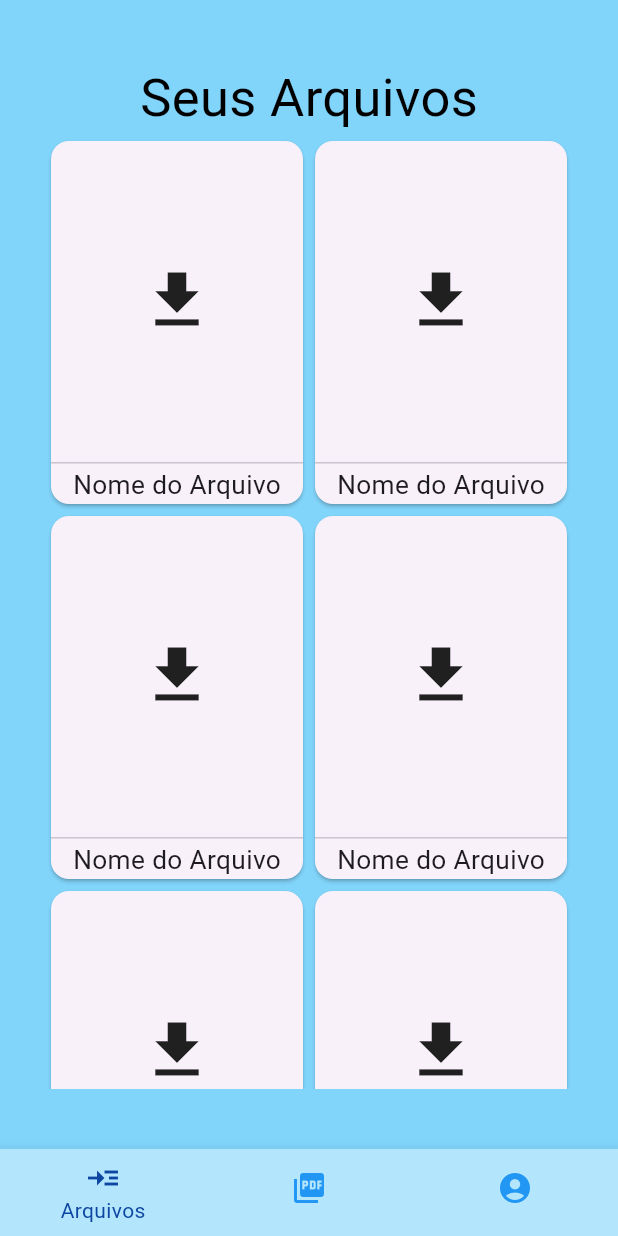
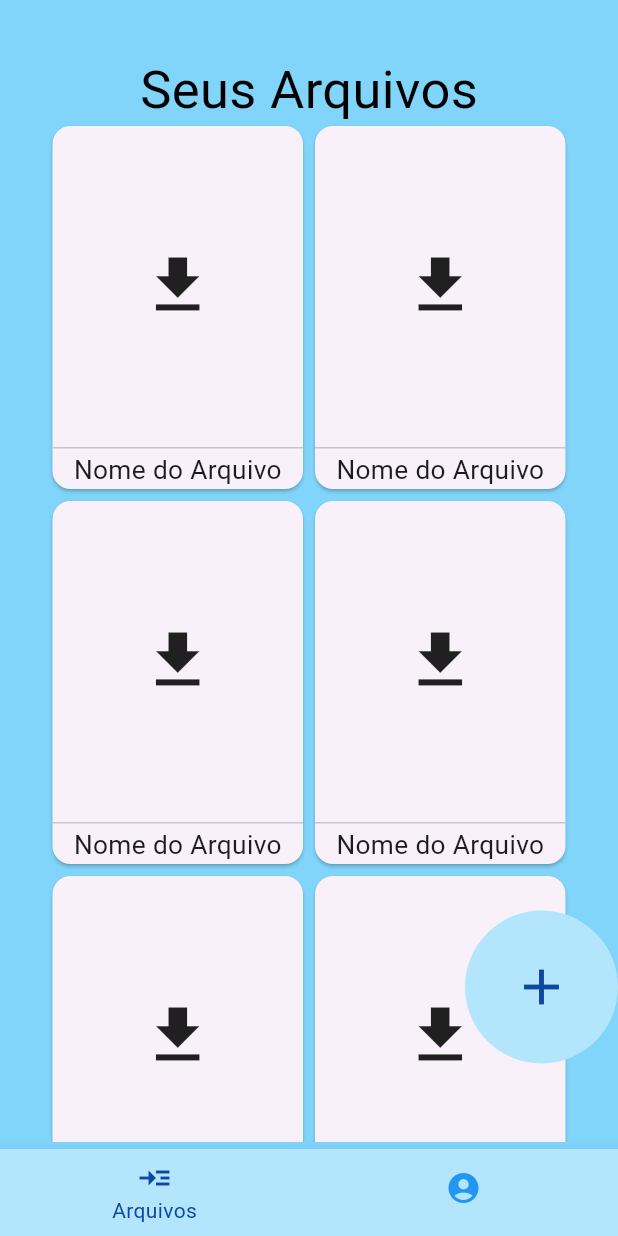
Before and after one commit to ManoelEnrico/App-leitura-de-PDF, a Flutter app: the screen it shows after launch, on a phone screen of 412 x 824 dp. Run offline on Flutter 3.47's test engine with Material 3 defaults, Android fonts, the phone set to English and light mode, and no system bars.

Commit message:
dia 31 julho 2025

```diff
--- a/lib/Screens/tela_leitura.dart
+++ b/lib/Screens/tela_leitura.dart
@@ -12,11 +12,15 @@ class TelaLeitura extends StatelessWidget {
 
     return Scaffold(
       backgroundColor: Colors.lightBlue[200],
-      body: Container(
-        margin: EdgeInsets.symmetric(horizontal: 30, vertical: 40),
-        child: Column(
+      body: //Container(
+//        padding: EdgeInsets.only(left: 30, right: 30, top: 37, bottom: 20),
+          // child:
+          Stack(
         children: [
-            Center(
+          Positioned.fill(
+            top: 35,
+            child: Align(
+              alignment: Alignment.topCenter,
               child: Text(
                 "Seus Arquivos",
                 style: TextStyle(
@@ -25,19 +29,37 @@ class TelaLeitura extends StatelessWidget {
                 ),
               ),
             ),
-            Expanded(child: criarTela()),
+          ),
+          Positioned(
+            top: 80,
+            bottom: 5,
+            left: 1,
+            right: 1,
+            child: criarTela(),
+          ),
+          Positioned.fill(
+            bottom: 10,
+            top: 560,
+            left: 310,
+            child: criarButtom(),
+          ),
         ],
       ),
-      ),
+      //     ),
     );
   }
 }
 
 criarTela() {
-  return ListView.builder(
+  return SizedBox(
+    height: 520,
+    width: 500,
+    child: ListView.builder(
       itemCount: 5,
       itemBuilder: (context, index) {
-      return Row(
+        return Container(
+          padding: EdgeInsets.symmetric(horizontal: 30),
+          child: Row(
             children: [
               Expanded(
                 child: CardPDF(),
@@ -46,7 +68,30 @@ criarTela() {
                 child: CardPDF(),
               ),
             ],
+          ),
         );
       },
+    ),
   );
 }
+
+criarButtom() {
+  return Container(
+    height: 60,
+    width: 60,
+    decoration: BoxDecoration(
+      shape: BoxShape.circle,
+      color: Colors.lightBlue[100],
+    ),
+    child: IconButton(
+      onPressed: () {
+
+      },
+      icon: Icon(
+        Icons.add,
+        size: 40,
+        color: Colors.blue[900],
+      ),
+    ),
+  );
+}
--- a/lib/Screens/tela_navigation.dart
+++ b/lib/Screens/tela_navigation.dart
@@ -40,8 +40,6 @@ class _TelaNavegarState extends State<TelaNavegar> {
           BottomNavigationBarItem(
               icon: Icon(Icons.read_more), label: "Arquivos"),
           BottomNavigationBarItem(
-              icon: Icon(Icons.picture_as_pdf), label: "Adicionar"),
-          BottomNavigationBarItem(
               icon: Icon(Icons.account_circle), label: "Perfil"),
         ],
       ),
```
Lines whose indentation alone changed are shown as unchanged.
